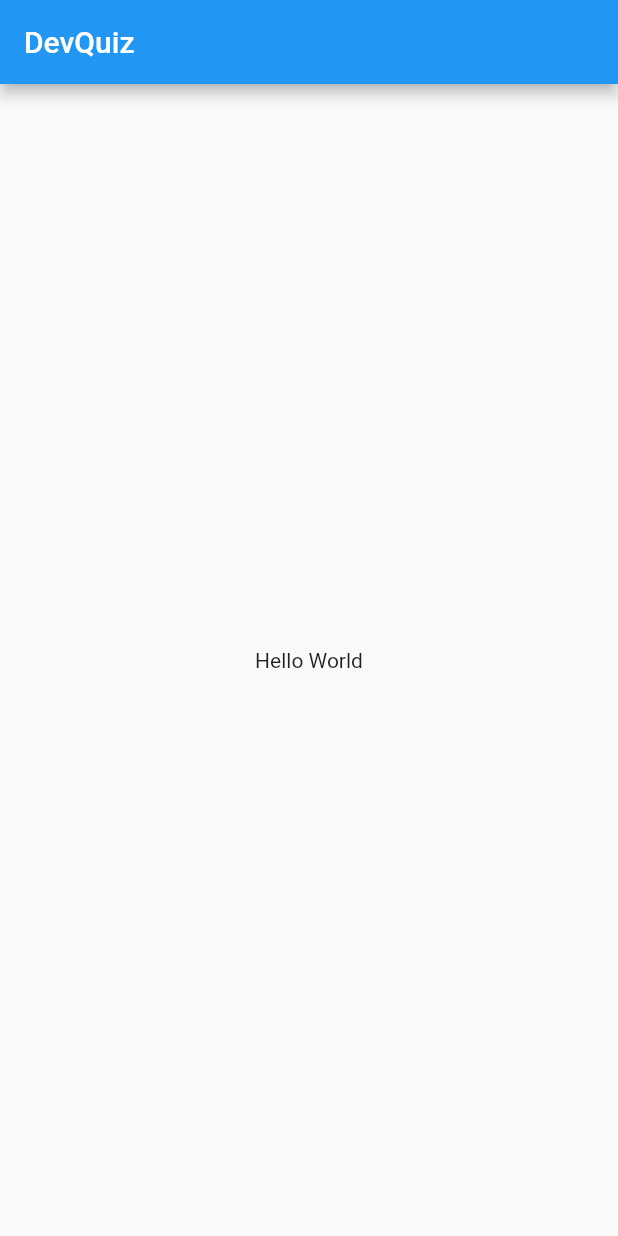
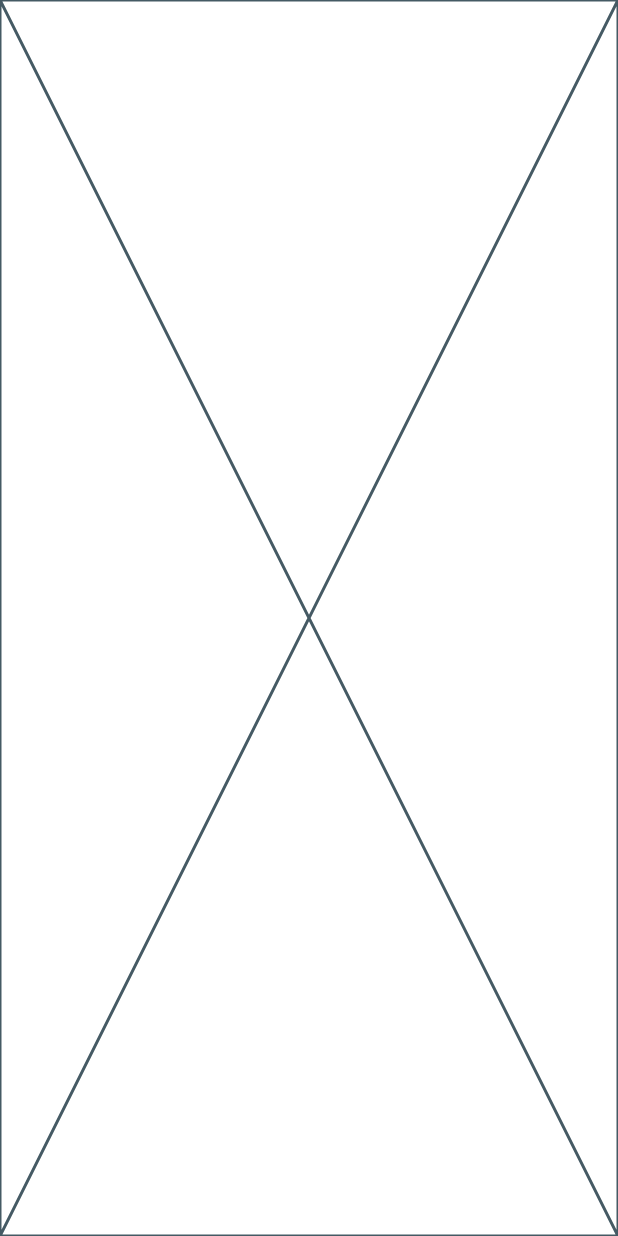
Before and after one commit to sonigeez/HackSparker, a Flutter app: the screen it shows after launch, on a phone screen of 412 x 824 dp. Run offline on Flutter 3.47's test engine with Material 2 defaults, Android fonts, the phone set to English and light mode, and no system bars; our stand-ins replace dio, go_router, logger.

```diff
--- /dev/null
+++ b/lib/src/core/router/app_router.dart
@@ -0,0 +1,12 @@
+import 'package:go_router/go_router.dart';
+import 'package:hacksparker/src/core/router/routes.dart';
+import 'package:hacksparker/src/home/ui/home_page.dart';
+
+class AppRouter {
+  static final GoRouter goRouter = GoRouter(routes: [
+    GoRoute(
+      path: RouteNames.home,
+      builder: (context, state) => const HomePage(),
+    ),
+  ]);
+}
--- /dev/null
+++ b/lib/src/core/router/routes.dart
@@ -0,0 +1,3 @@
+class RouteNames {
+  static const String home = '/';
+}
--- a/lib/src/core/ui/AppWidget.dart
+++ b/lib/src/core/ui/AppWidget.dart
@@ -1,4 +1,5 @@
 import 'package:flutter/material.dart';
+import 'package:hacksparker/src/core/router/app_router.dart';
 
 class AppWidget extends StatefulWidget {
   const AppWidget({super.key});
@@ -10,18 +11,8 @@ class AppWidget extends StatefulWidget {
 class _AppWidgetState extends State<AppWidget> {
   @override
   Widget build(BuildContext context) {
-    return MaterialApp(
-      title: 'DevQuiz',
-      home: Scaffold(
-        appBar: AppBar(
-          title: Text('DevQuiz'),
-        ),
-        body: Container(
-          child: Center(
-            child: Text('Hello World'),
-          ),
-        ),
-      ),
+    return MaterialApp.router(
+      routerConfig: AppRouter.goRouter,
     );
   }
 }
--- /dev/null
+++ b/lib/src/home/ui/home_page.dart
@@ -0,0 +1,15 @@
+import 'package:flutter/material.dart';
+
+class HomePage extends StatefulWidget {
+  const HomePage({super.key});
+
+  @override
+  State<HomePage> createState() => _HomePageState();
+}
+
+class _HomePageState extends State<HomePage> {
+  @override
+  Widget build(BuildContext context) {
+    return const Placeholder();
+  }
+}
--- a/pubspec.yaml
+++ b/pubspec.yaml
@@ -16,6 +16,7 @@ dependencies:
   flutter:
     sdk: flutter
   flutter_bloc: ^8.1.2
+  go_router: ^7.0.0
   logger: ^1.3.0
   shared_preferences: ^2.1.0
   webview_flutter: ^4.2.0
```
Also changed, not shown: pubspec.lock.
